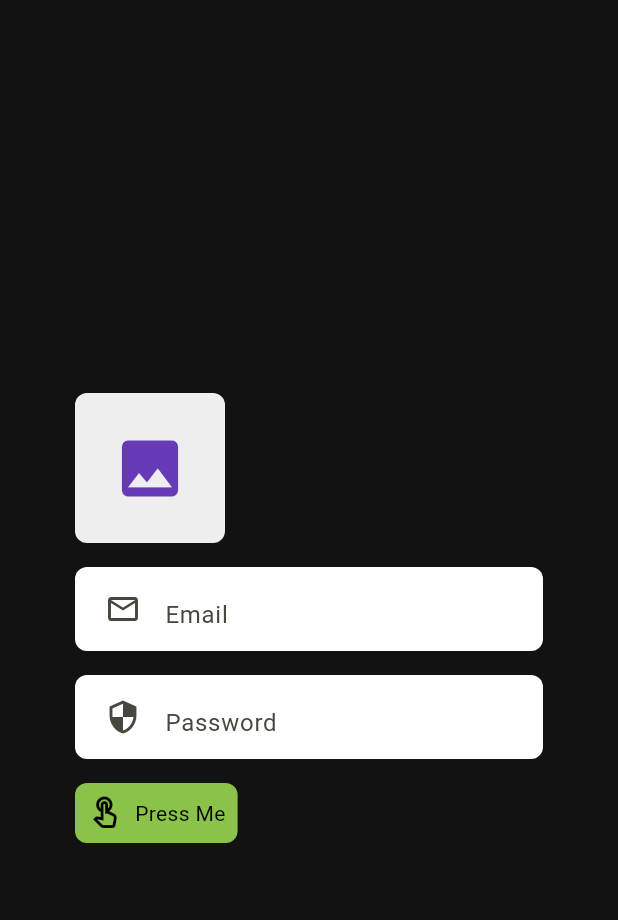
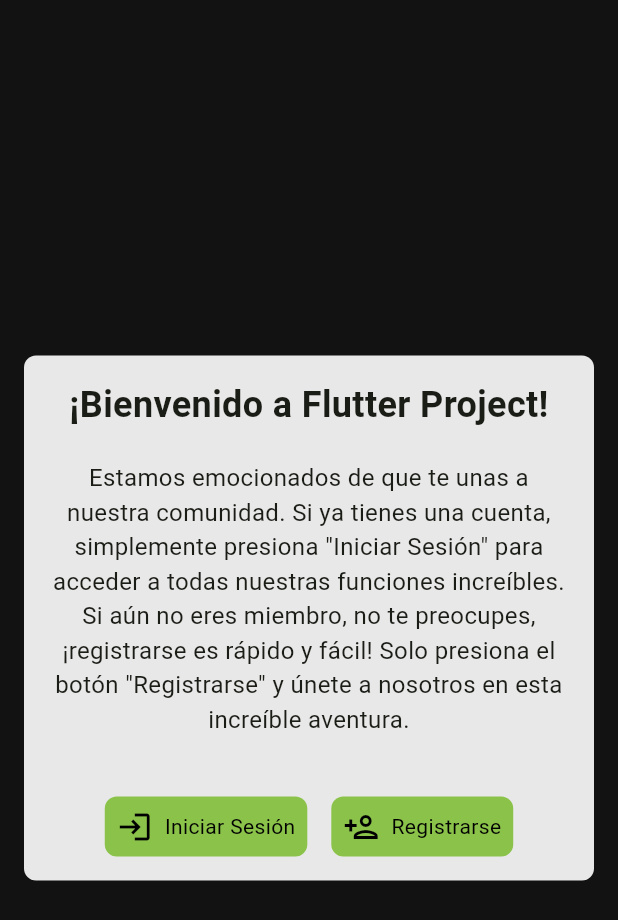
Before and after one commit to JDavidHR/flutter_projects, a Flutter app: the screen it shows after launch, on a phone screen of 412 x 824 dp. Shown: the top 920 px of the screen. Run offline on Flutter 3.47's test engine with Material 3 defaults, Android fonts, the phone set to English and light mode, and no system bars; our stand-ins replace flutter_svg; missing offline and left inert: desktop_window.

Commit message:
Creación de la página login

```diff
--- /dev/null
+++ b/lib/features/welcome/welcome.dart
@@ -0,0 +1,98 @@
+import 'package:flutter/material.dart';
+import 'package:flutter_application/core/colors.dart';
+import 'package:flutter_application/core/components/button_widget.dart';
+import 'package:flutter_application/features/login/login.dart';
+//import 'package:flutter_application/features/register/register.dart';
+
+class WelcomePage extends StatefulWidget {
+  const WelcomePage({super.key});
+
+  @override
+  State<WelcomePage> createState() => _WelcomePageState();
+}
+
+class _WelcomePageState extends State<WelcomePage> {
+  @override
+  Widget build(BuildContext context) {
+    return Scaffold(
+      backgroundColor: ThemeColors.surface,
+      body: Center(
+        child: Container(
+          margin: const EdgeInsets.symmetric(horizontal: 16),
+          width: 600,
+          decoration: BoxDecoration(
+            color: ThemeColors.onSurface.withOpacity(0.9),
+            borderRadius: BorderRadius.circular(8),
+          ),
+          child: Padding(
+            padding: const EdgeInsets.all(16),
+            child: Column(
+              mainAxisSize: MainAxisSize.min,
+              mainAxisAlignment: MainAxisAlignment.center,
+              crossAxisAlignment: CrossAxisAlignment.stretch,
+              children: <Widget>[
+                const Text(
+                  '¡Bienvenido a Flutter Project!',
+                  textAlign: TextAlign.center,
+                  style: TextStyle(fontSize: 24, fontWeight: FontWeight.bold),
+                ),
+                const SizedBox(height: 20),
+                const Text(
+                  'Estamos emocionados de que te unas a nuestra comunidad. Si ya tienes una cuenta, simplemente presiona "Iniciar Sesión" para acceder a todas nuestras funciones increíbles. Si aún no eres miembro, no te preocupes, ¡registrarse es rápido y fácil! Solo presiona el botón "Registrarse" y únete a nosotros en esta increíble aventura.',
+                  textAlign: TextAlign.center,
+                  style: TextStyle(fontSize: 16),
+                ),
+                const SizedBox(height: 40),
+                _buildActionButtons(),
+              ],
+            ),
+          ),
+        ),
+      ),
+    );
+  }
+
+  /// Botones de registro.
+  Widget _buildActionButtons() {
+    return Wrap(
+      alignment: WrapAlignment.center,
+      runAlignment: WrapAlignment.center,
+      runSpacing: 16,
+      spacing: 16,
+      children: [
+        ButtonWidget(
+          text: 'Iniciar Sesión',
+          icon: Icons.login_outlined,
+          onPressed: () {
+            // Redirigir a la página de inicio de sesión
+            Navigator.push(
+              context,
+              MaterialPageRoute(
+                builder: (context) => const Login(),
+              ),
+            );
+          },
+          backgroundColor: ThemeColors.secondary,
+          textColor: ThemeColors.onSecondary,
+          iconColor: ThemeColors.onSecondary,
+        ),
+        ButtonWidget(
+          text: 'Registrarse',
+          icon: Icons.person_add_outlined,
+          onPressed: () {
+            /* Redirigir a la página de registro
+            Navigator.push(
+              context,
+              MaterialPageRoute(
+                builder: (context) => const RegisterPage(),
+              ),
+            );*/
+          },
+          backgroundColor: ThemeColors.secondary,
+          textColor: ThemeColors.onSecondary,
+          iconColor: ThemeColors.onSecondary,
+        ),
+      ],
+    );
+  }
+}
--- a/lib/main.dart
+++ b/lib/main.dart
@@ -3,7 +3,7 @@ import 'package:desktop_window/desktop_window.dart';
 import 'package:flutter/foundation.dart';
 import 'package:flutter/material.dart';
 import 'package:flutter_application/core/colors.dart';
-import 'package:flutter_application/features/basic_components_app/basic_components_app.dart';
+import 'package:flutter_application/features/welcome/welcome.dart';
 
 void main() async {
   WidgetsFlutterBinding.ensureInitialized();
@@ -28,7 +28,7 @@ void main() async {
       home: const SafeArea(
         child: Scaffold(
           backgroundColor: ThemeColors.surface,
-          body: BasicComponentsApp(),
+          body: WelcomePage(),
         ),
       ),
     ),
```
Also changed, not shown: lib/features/home/home_page.dart (added, +33 -0 lines), lib/features/login/login.dart (+204 -0 lines).
